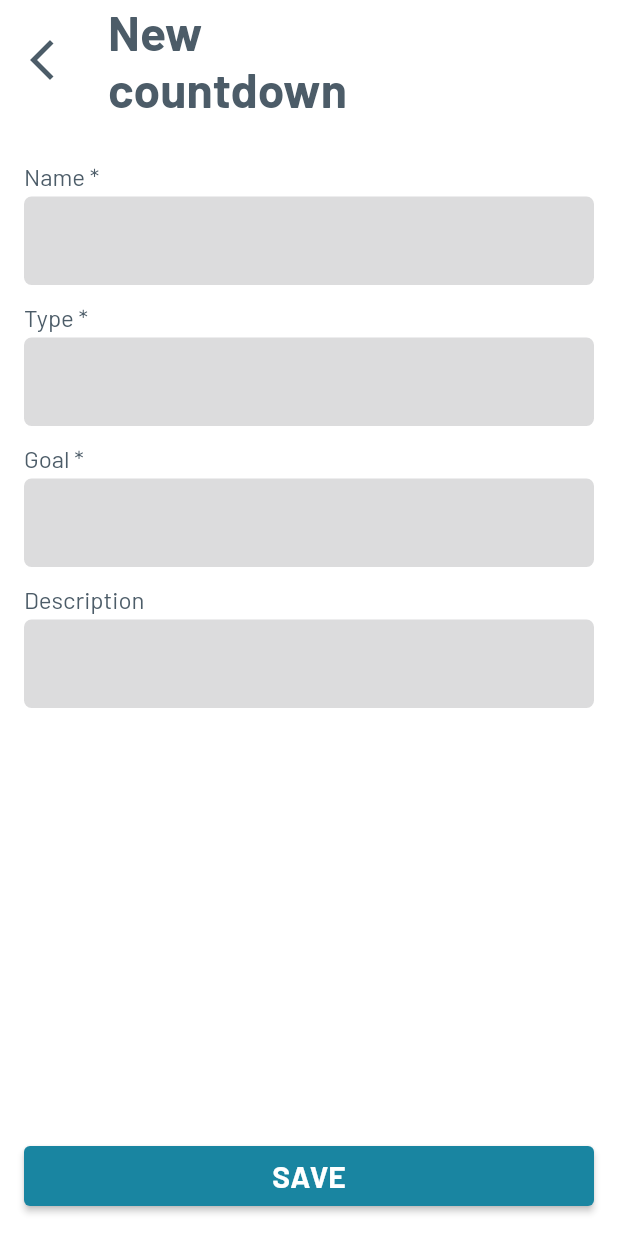
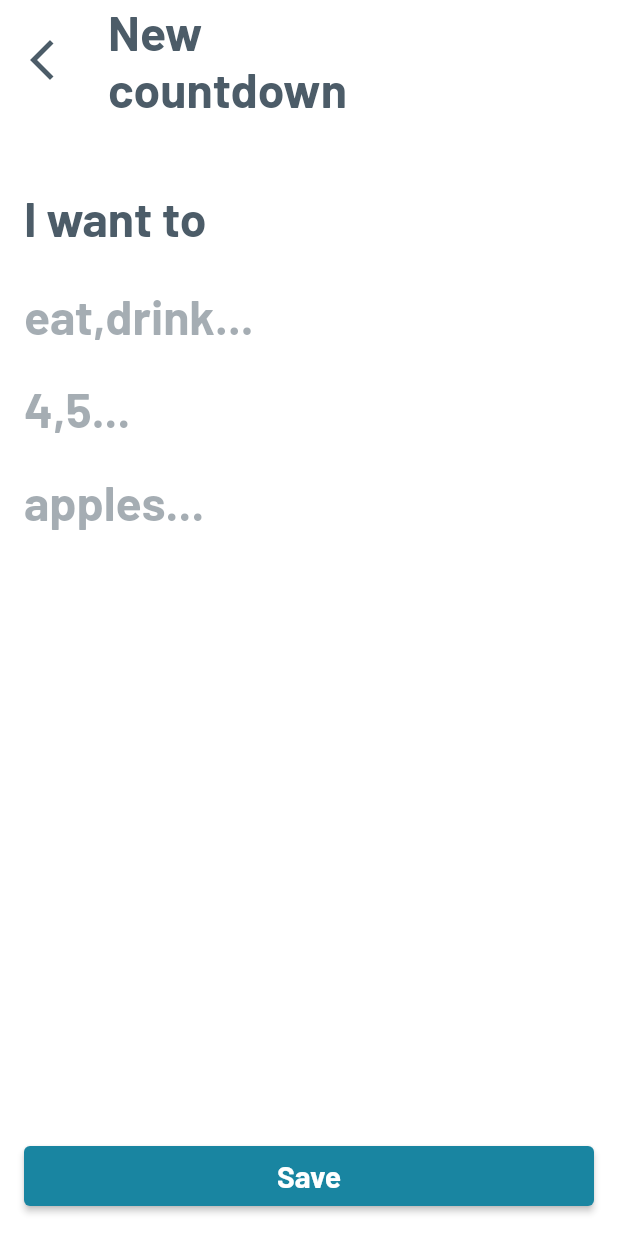
Before and after one commit to FulanoD3Tal/final_countdown_mobile, a Flutter app: the FormCountdown screen opened directly, on a phone screen of 412 x 824 dp. Run offline on Flutter 3.47's test engine with Material 2 defaults, Android fonts, the phone set to English and light mode, and no system bars; our stand-ins replace google_mobile_ads, screenshot, share_plus, sqflite; accounts and stored records are empty; generated files the repository leaves out were written again.

Commit message:
Translate form activity

```diff
--- a/lib/form.dart
+++ b/lib/form.dart
@@ -1,7 +1,7 @@
 import 'package:flutter/material.dart';
+import 'package:flutter_gen/gen_l10n/app_localizations.dart';
 
 import 'db_helpers/sqlite_helper.dart';
-import 'inputtext.dart';
 import './models/countdown.dart';
 
 class FormCountdown extends StatefulWidget {
@@ -59,7 +59,7 @@ class _FormState extends State<FormCountdown> {
               color: Color(0xff4C5C68),
             )),
         title: Text(
-          'New\ncountdown',
+          AppLocalizations.of(context)!.newCountdown,
           style: TextStyle(
             fontWeight: FontWeight.w700,
             fontSize: 32,
@@ -67,7 +67,9 @@ class _FormState extends State<FormCountdown> {
           ),
         ),
       ),
-      body: Container(
+      body: isLoading
+          ? null
+          : Container(
               padding: EdgeInsets.all(16),
               child: Form(
                 key: _formKey,
@@ -76,41 +78,95 @@ class _FormState extends State<FormCountdown> {
                     Expanded(
                       child: SingleChildScrollView(
                         child: Column(
+                          crossAxisAlignment: CrossAxisAlignment.start,
                           children: [
-                      Input(
-                        label: 'Name',
-                        defaultValue: model.name,
-                        required: true,
-                        onSaved: (value) {
-                          model.name = value;
-                        },
+                            Padding(
+                              padding: EdgeInsets.only(bottom: 15, top: 30),
+                              child: Text(
+                                AppLocalizations.of(context)!.wantTo,
+                                style: TextStyle(
+                                  fontWeight: FontWeight.w700,
+                                  fontSize: 32,
+                                  color: Color(0xff4C5C68),
                                 ),
-                      Input(
-                        label: 'Type',
-                        required: true,
-                        defaultValue: model.type,
+                              ),
+                            ),
+                            TextFormField(
+                              initialValue: model.type,
                               onSaved: (value) {
                                 model.type = value;
+                                debugPrint(model.type);
                               },
+                              validator: (value) {
+                                if (value == null || value.isEmpty) {
+                                  return AppLocalizations.of(context)!
+                                      .emptyErrorMessage;
+                                }
+                                return null;
+                              },
+                              style: TextStyle(
+                                fontWeight: FontWeight.w700,
+                                fontSize: 32,
+                                color: Color(0xff4C5C68),
                               ),
-                      Input(
-                        label: 'Goal',
-                        required: true,
-                        defaultValue:
+                              decoration: InputDecoration(
+                                  border: InputBorder.none,
+                                  hintText: AppLocalizations.of(context)!
+                                      .typePlaceholder,
+                                  hintStyle: TextStyle(
+                                      color:
+                                          Color(0xff4C5C68).withOpacity(.5))),
+                            ),
+                            TextFormField(
+                              initialValue:
                                   model.goal > 0 ? model.goal.toString() : '',
                               keyboardType: TextInputType.number,
                               onSaved: (value) {
                                 model.goal = int.tryParse(value ?? '') ?? 0;
                               },
+                              validator: (value) {
+                                if (value == null || value.isEmpty) {
+                                  return AppLocalizations.of(context)!
+                                      .emptyErrorMessage;
+                                }
+                                return null;
+                              },
+                              style: TextStyle(
+                                fontWeight: FontWeight.w700,
+                                fontSize: 32,
+                                color: Color(0xff4C5C68),
                               ),
-                      Input(
-                        label: 'Description',
-                        required: false,
-                        textArea: true,
-                        defaultValue: model.description,
+                              decoration: InputDecoration(
+                                  border: InputBorder.none,
+                                  hintText: '4,5...',
+                                  hintStyle: TextStyle(
+                                      color:
+                                          Color(0xff4C5C68).withOpacity(.5))),
+                            ),
+                            TextFormField(
+                              initialValue: model.name,
                               onSaved: (value) {
-                          model.description = value;
+                                model.name = value;
                               },
+                              validator: (value) {
+                                if (value == null || value.isEmpty) {
+                                  return AppLocalizations.of(context)!
+                                      .emptyErrorMessage;
+                                }
+                                return null;
+                              },
+                              style: TextStyle(
+                                fontWeight: FontWeight.w700,
+                                fontSize: 32,
+                                color: Color(0xff4C5C68),
+                              ),
+                              decoration: InputDecoration(
+                                  border: InputBorder.none,
+                                  hintText: AppLocalizations.of(context)!
+                                      .namePlaceholder,
+                                  hintStyle: TextStyle(
+                                      color:
+                                          Color(0xff4C5C68).withOpacity(.5))),
                             ),
                           ],
                         ),
@@ -139,7 +195,7 @@ class _FormState extends State<FormCountdown> {
                         ),
                       ),
                       child: Text(
-                  'SAVE',
+                        AppLocalizations.of(context)!.save,
                         style: TextStyle(
                           fontWeight: FontWeight.w700,
                           fontSize: 20,
```
Lines whose indentation alone changed are shown as unchanged.
